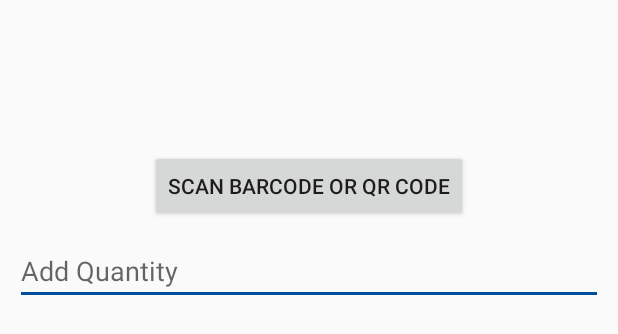
After one commit to Jinay98/ECOllezione-Waste-Management, an Android app: the layout activity_society_scan.xml on its own in the app's theme, with its tools: preview values and no code run, on a phone screen of 412 x 824 dp. The commit adds this screen. Shown: the top 334 px of the screen. Run offline under Robolectric (Android 15) with nearby library versions, the phone set to English and light mode, and no system bars.

Commit message:
final commit

```diff
--- a/app/src/main/AndroidManifest.xml
+++ b/app/src/main/AndroidManifest.xml
@@ -57,7 +57,6 @@
         <activity android:name=".Scan" />
         <activity android:name=".ScanQ" />
         <activity android:name=".Generate" />
-        <activity android:name=".DonationDrive"></activity>
     </application>
 
 </manifest>
--- a/app/src/main/java/com/example/android/wastemanagement/ApplyAsSociety.java
+++ b/app/src/main/java/com/example/android/wastemanagement/ApplyAsSociety.java
@@ -69,7 +69,7 @@ public class ApplyAsSociety extends AppCompatActivity {
                 }
                 else
                 {
-                    Society society=new Society(Nname,Nemail,0,0,0,Nmobile,1,Naddress,null,null,null,null,null);
+                    Society society=new Society(Nname,Nemail,0,0,0,Nmobile,1,Naddress,null,null,null,null,null,0);
                     accountref.setValue(society);
                     Toast.makeText(ApplyAsSociety.this, "Response Recorded", Toast.LENGTH_SHORT).show();
                     Intent intent = new Intent(ApplyAsSociety.this, Home.class);
--- a/app/src/main/java/com/example/android/wastemanagement/Register.java
+++ b/app/src/main/java/com/example/android/wastemanagement/Register.java
@@ -150,7 +150,7 @@ public class Register extends AppCompatActivity {
                                         DatabaseReference db = FirebaseDatabase.getInstance().getReference().child("industry").child(auth.getUid());
                                         db.setValue(user);
                                     }else if(userType.equals("society")){
-                                        Society society=new Society(username,email,0,0,0,0,0,null,null,null,null,null,null);
+                                        Society society=new Society(username,email,0,0,0,0,0,null,null,null,null,null,null,0);
                                             DatabaseReference db=FirebaseDatabase.getInstance().getReference().child("society").child(auth.getUid());
                                             db.setValue(society);
                                         }
--- /dev/null
+++ b/app/src/main/res/drawable/ic_event_note_black_24dp.xml
@@ -0,0 +1,5 @@
+<vector android:height="24dp" android:tint="#05639B"
+    android:viewportHeight="24.0" android:viewportWidth="24.0"
+    android:width="24dp" xmlns:android="http://schemas.android.com/apk/res/android">
+    <path android:fillColor="#FF000000" android:pathData="M17,10L7,10v2h10v-2zM19,3h-1L18,1h-2v2L8,3L8,1L6,1v2L5,3c-1.11,0 -1.99,0.9 -1.99,2L3,19c0,1.1 0.89,2 2,2h14c1.1,0 2,-0.9 2,-2L21,5c0,-1.1 -0.9,-2 -2,-2zM19,19L5,19L5,8h14v11zM14,14L7,14v2h7v-2z"/>
+</vector>
--- /dev/null
+++ b/app/src/main/res/layout/activity_society_scan.xml
@@ -0,0 +1,32 @@
+<?xml version="1.0" encoding="utf-8"?>
+<LinearLayout xmlns:android="http://schemas.android.com/apk/res/android"
+    xmlns:tools="http://schemas.android.com/tools"
+    android:layout_width="match_parent"
+    android:layout_height="match_parent"
+    android:orientation="vertical"
+    tools:context=".SocietyScan">
+
+    <Button
+        android:layout_marginTop="100dp"
+        android:layout_width="wrap_content"
+        android:layout_height="wrap_content"
+        android:id="@+id/btn"
+        android:layout_gravity="center"
+        android:text="Scan Barcode or QR code" />
+    <EditText
+        android:id="@+id/addDonationContent"
+        android:layout_width="match_parent"
+        android:layout_height="wrap_content"
+        android:layout_margin="10dp"
+        android:hint="Add Quantity"/>
+    <TextView
+        android:layout_width="match_parent"
+        android:layout_height="wrap_content"
+        android:id="@+id/tvresult"
+        android:textColor="#000"
+        android:gravity="center_horizontal"
+        android:layout_marginTop="10dp"
+        android:visibility="gone"
+        android:textAppearance="?android:attr/textAppearanceMedium"
+        android:text="Result will be here"/>
+</LinearLayout>
```
Also changed, not shown: app/src/main/java/com/example/android/wastemanagement/Home.java (+2 -166 lines), app/src/main/java/com/example/android/wastemanagement/Models/Society.java (+11 -2 lines), app/src/main/java/com/example/android/wastemanagement/Scan.java (+20 -20 lines), app/src/main/java/com/example/android/wastemanagement/SocietyScan.java (added, +213 -0 lines), app/src/main/res/menu/activity_home_drawer.xml (+4 -8 lines).
